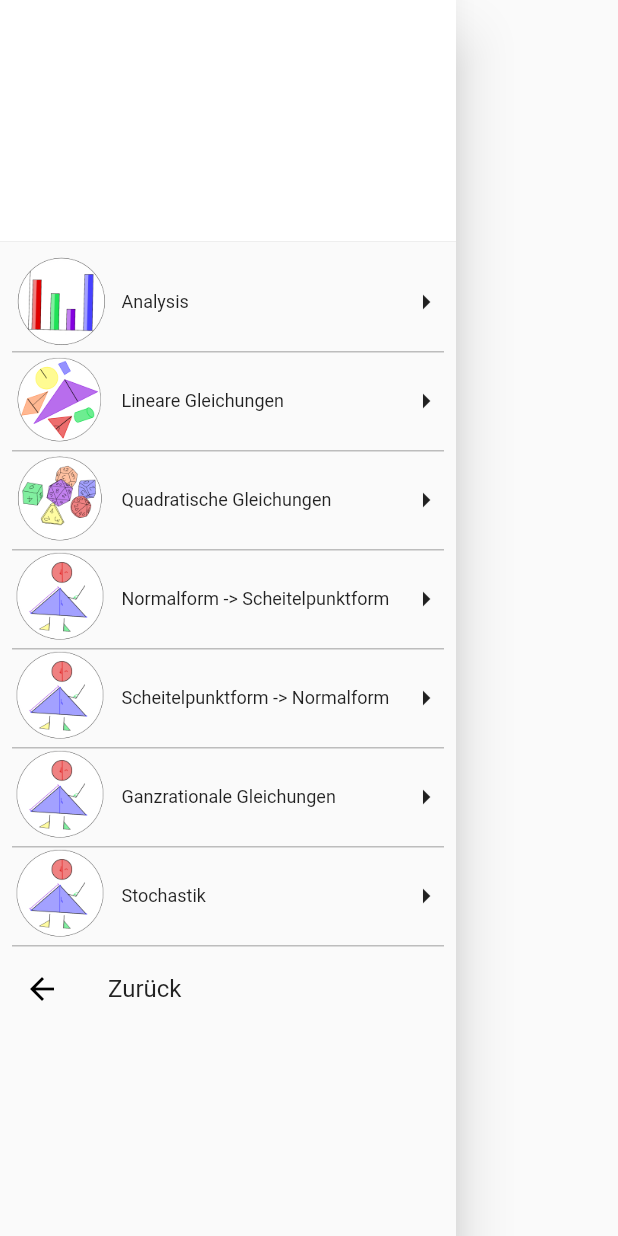
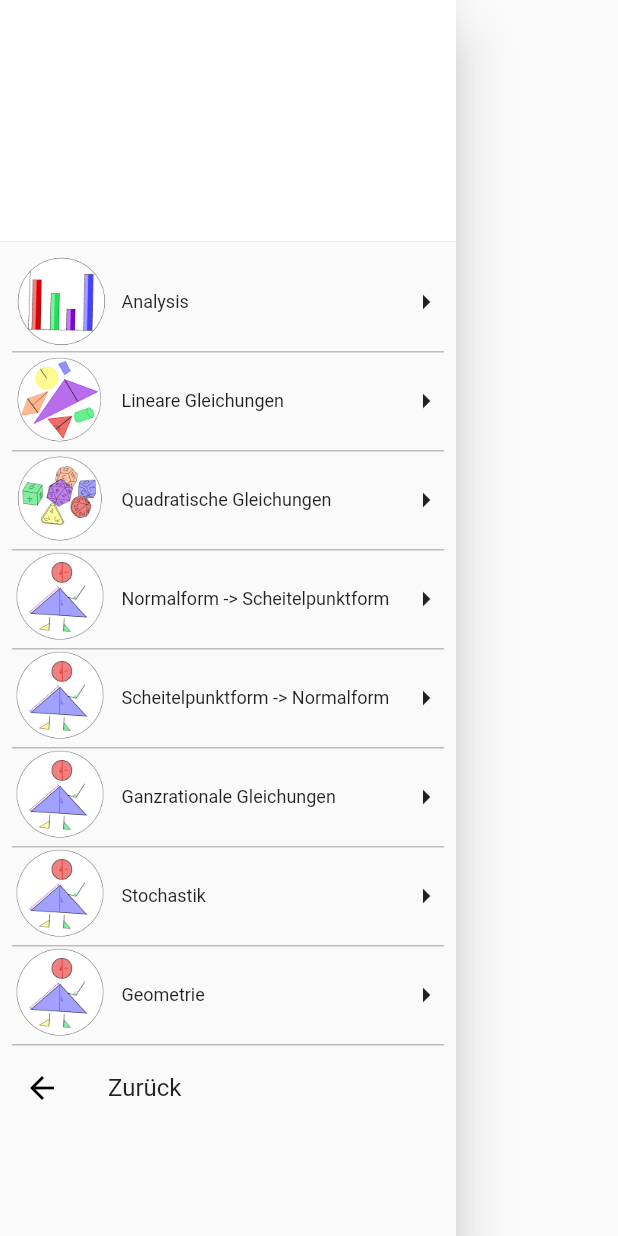
Before and after one commit to bettapp/my_first_flutter_app, a Flutter app: the SideBar2 widget shown alone on an empty page, opened directly, on a phone screen of 412 x 824 dp. Run offline on Flutter 3.47's test engine with Material 2 defaults, Android fonts, the phone set to English and light mode, and no system bars; our stand-ins replace math_expressions, splashscreen; missing offline and left inert: catex.

Commit message:
Geometrie added to sidebar

```diff
--- a/lib/SideBars/Drawer.dart
+++ b/lib/SideBars/Drawer.dart
@@ -19,6 +19,7 @@ class SideBar2 extends StatelessWidget {
           CustomListTile("images/Bild4.png", "Scheitelpunktform -> Normalform", ()=>{}),
           CustomListTile("images/Bild4.png", "Ganzrationale Gleichungen", ()=>{}),
           CustomListTile("images/Bild4.png", "Stochastik", ()=>{}),
+          CustomListTile("images/Bild4.png", "Geometrie", ()=>{}),
           Expanded(
               child: Align(
                 alignment: FractionalOffset.bottomCenter,
```
